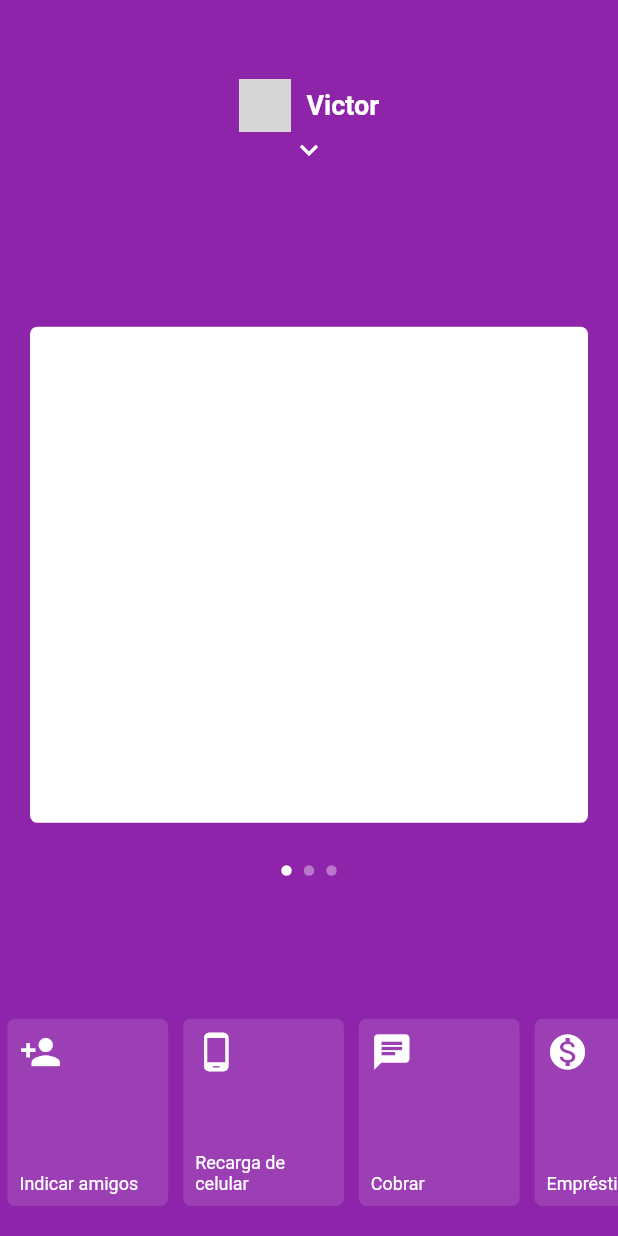
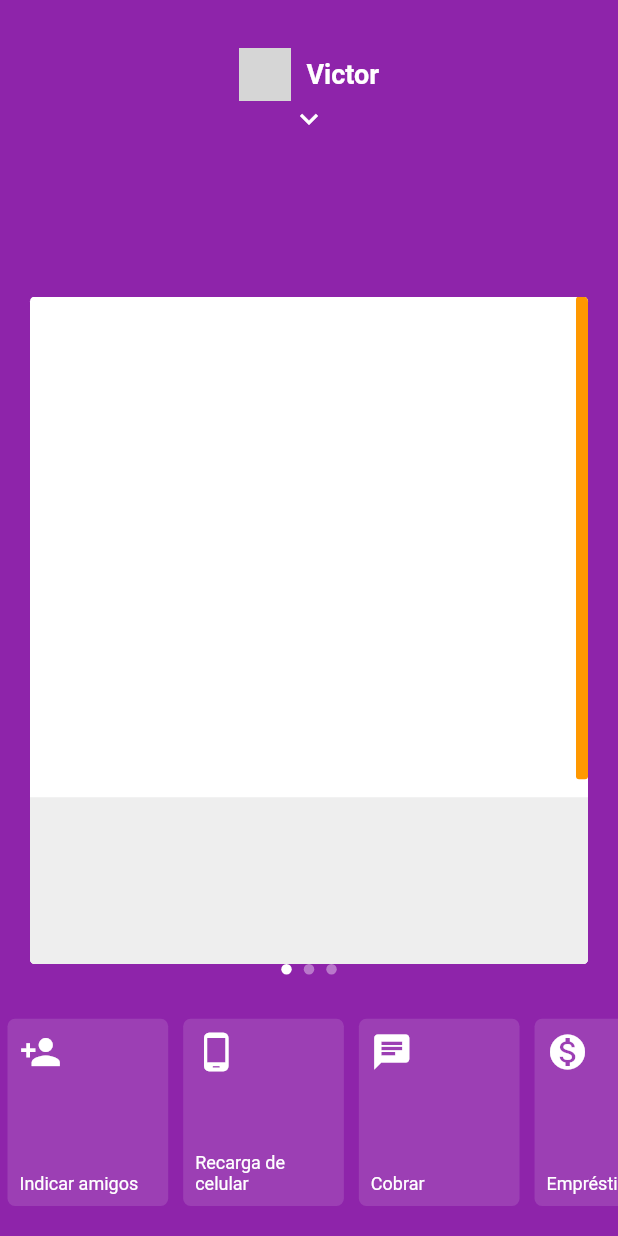
Before and after one commit to victoroliveira1605/NuBankUI, a Flutter app: the screen it shows after launch, on a phone screen of 412 x 824 dp. Run offline on Flutter 3.47's test engine with Material 2 defaults, Android fonts, the phone set to English and light mode, and no system bars; network calls fail; grey boxes are pictures that could not be loaded.

Commit message:
review ux

```diff
--- a/lib/pages/home/home_page.dart
+++ b/lib/pages/home/home_page.dart
@@ -1,6 +1,5 @@
 import 'package:flutter/material.dart';
-import 'package:nubank/pages/home/widgets/item_menu.dart';
-import 'package:nubank/pages/home/widgets/item_menu_bottom.dart';
+import 'package:nubank/pages/home/widgets/bottom_menu.dart';
 import 'package:nubank/pages/home/widgets/menu_app.dart';
 import 'package:nubank/pages/home/widgets/my_app_bar.dart';
 import 'package:nubank/pages/home/widgets/my_dots_app.dart';
@@ -40,12 +39,15 @@ class _HomePageState extends State<HomePage> {
               setState(() {
                 _showMenu = !_showMenu;
                 _yPosition =
-                    _showMenu ? _screenHeight * .85 : _screenHeight * .24;
+                    _showMenu ? _screenHeight * .85 : _screenHeight * .20;
               });
             },
           ),
           MenuApp(
             top: _screenHeight * .20,
+            showMenu: _showMenu,
+          ),
+          BottomMenu(
             showMenu: _showMenu,
           ),
           PageViewApp(
@@ -58,7 +60,7 @@ class _HomePageState extends State<HomePage> {
             },
             onPanUpdate: (details) {
               double positionBottomLimit = _screenHeight * .85;
-              double positionTopLimit = _screenHeight * .24;
+              double positionTopLimit = _screenHeight * .20;
               double midlePosition = positionBottomLimit - positionTopLimit;
               midlePosition = midlePosition / 2;
               setState(() {
@@ -95,68 +97,9 @@ class _HomePageState extends State<HomePage> {
           ),
           MyDotsApp(
             showMenu: _showMenu,
-            top: _screenHeight * .70,
+            top: _screenHeight * .78,
             currentIndex: _currentIndex,
           ),
-          AnimatedPositioned(
-            duration: Duration(milliseconds: 200),
-            bottom: !_showMenu ? 0 + MediaQuery.of(context).padding.bottom : 0,
-            left: 0,
-            height: _screenHeight * 0.20,
-            right: 0,
-            child: IgnorePointer(
-              ignoring: _showMenu,
-              child: AnimatedOpacity(
-                duration: Duration(milliseconds: 200),
-                opacity: !_showMenu ? 1 : 0,
-                child: Container(
-                  height: 150,
-                  child: ListView(
-                    physics: BouncingScrollPhysics(),
-                    scrollDirection: Axis.horizontal,
-                    children: <Widget>[
-                      ItemMenuBottom(
-                        icon: Icons.person_add,
-                        text: 'Indicar amigos',
-                      ),
-                      ItemMenuBottom(
-                        icon: Icons.phone_android,
-                        text: 'Recarga de celular',
-                      ),
-                      ItemMenuBottom(
-                        icon: Icons.chat,
-                        text: 'Cobrar',
-                      ),
-                      ItemMenuBottom(
-                        icon: Icons.monetization_on,
-                        text: 'Empréstimos',
-                      ),
-                      ItemMenuBottom(
-                        icon: Icons.move_to_inbox,
-                        text: 'Depositar',
-                      ),
-                      ItemMenuBottom(
-                        icon: Icons.mobile_screen_share,
-                        text: 'Transferir',
-                      ),
-                      ItemMenuBottom(
-                        icon: Icons.format_align_center,
-                        text: 'Ajustar limite',
-                      ),
-                      ItemMenuBottom(
-                        icon: Icons.chrome_reader_mode,
-                        text: 'Pagar',
-                      ),
-                      ItemMenuBottom(
-                        icon: Icons.lock_open,
-                        text: 'Bloquear cartão',
-                      ),
-                    ],
-                  ),
-                ),
-              ),
-            ),
-          )
         ],
       ),
     );
--- /dev/null
+++ b/lib/pages/home/widgets/bottom_menu.dart
@@ -0,0 +1,71 @@
+import 'package:flutter/material.dart';
+import 'item_menu_bottom.dart';
+
+class BottomMenu extends StatelessWidget {
+  final bool showMenu;
+
+  const BottomMenu({Key key, this.showMenu}) : super(key: key);
+
+  @override
+  Widget build(BuildContext context) {
+    return AnimatedPositioned(
+      duration: Duration(milliseconds: 200),
+      bottom: !showMenu ? 0 + MediaQuery.of(context).padding.bottom : 0,
+      left: 0,
+      height: MediaQuery.of(context).size.height * 0.20,
+      right: 0,
+      child: IgnorePointer(
+        ignoring: showMenu,
+        child: AnimatedOpacity(
+          duration: Duration(milliseconds: 200),
+          opacity: !showMenu ? 1 : 0,
+          child: Container(
+            height: 150,
+            child: ListView(
+              physics: BouncingScrollPhysics(),
+              scrollDirection: Axis.horizontal,
+              children: <Widget>[
+                ItemMenuBottom(
+                  icon: Icons.person_add,
+                  text: 'Indicar amigos',
+                ),
+                ItemMenuBottom(
+                  icon: Icons.phone_android,
+                  text: 'Recarga de celular',
+                ),
+                ItemMenuBottom(
+                  icon: Icons.chat,
+                  text: 'Cobrar',
+                ),
+                ItemMenuBottom(
+                  icon: Icons.monetization_on,
+                  text: 'Empréstimos',
+                ),
+                ItemMenuBottom(
+                  icon: Icons.move_to_inbox,
+                  text: 'Depositar',
+                ),
+                ItemMenuBottom(
+                  icon: Icons.mobile_screen_share,
+                  text: 'Transferir',
+                ),
+                ItemMenuBottom(
+                  icon: Icons.format_align_center,
+                  text: 'Ajustar limite',
+                ),
+                ItemMenuBottom(
+                  icon: Icons.chrome_reader_mode,
+                  text: 'Pagar',
+                ),
+                ItemMenuBottom(
+                  icon: Icons.lock_open,
+                  text: 'Bloquear cartão',
+                ),
+              ],
+            ),
+          ),
+        ),
+      ),
+    );
+  }
+}
--- a/lib/pages/home/widgets/card_app.dart
+++ b/lib/pages/home/widgets/card_app.dart
@@ -1,13 +1,20 @@
 import 'package:flutter/material.dart';
 
 class CardApp extends StatelessWidget {
+  final Widget child;
+
+  const CardApp({Key key, this.child}) : super(key: key);
   @override
   Widget build(BuildContext context) {
     return Padding(
-      padding: const EdgeInsets.all(20),
+      padding: const EdgeInsets.only(
+        left: 20,
+        right: 20,
+      ),
       child: Container(
+        child: child,
         decoration: BoxDecoration(
-            color: Colors.white, borderRadius: BorderRadius.circular(5)),
+            color: Colors.white, borderRadius: BorderRadius.circular(3)),
       ),
     );
   }
--- /dev/null
+++ b/lib/pages/home/widgets/first_card.dart
@@ -0,0 +1,42 @@
+import 'package:flutter/material.dart';
+
+class FirstCard extends StatelessWidget {
+  @override
+  Widget build(BuildContext context) {
+    return ClipRRect(
+      borderRadius: BorderRadius.circular(3),
+      child: Column(
+        children: <Widget>[
+          Expanded(
+              flex: 3,
+              child: Container(
+                child: Row(
+                  children: <Widget>[
+                    Expanded(
+                      child: Column(
+                        children: <Widget>[],
+                      ),
+                    ),
+                    Padding(
+                      padding: const EdgeInsets.only(bottom: 12, left: 10),
+                      child: Container(
+                        width: 8,
+                        decoration: BoxDecoration(
+                            color: Colors.orange,
+                            borderRadius: BorderRadius.circular(2)),
+                      ),
+                    ),
+                  ],
+                ),
+              )),
+          Expanded(
+            flex: 1,
+            child: Container(
+              color: Colors.grey[200],
+            ),
+          )
+        ],
+      ),
+    );
+  }
+}
--- a/lib/pages/home/widgets/menu_app.dart
+++ b/lib/pages/home/widgets/menu_app.dart
@@ -16,7 +16,7 @@ class MenuApp extends StatelessWidget {
         duration: Duration(milliseconds: 100),
         opacity: showMenu ? 1 : 0,
         child: Container(
-          height: MediaQuery.of(context).size.height * 0.66,
+          height: MediaQuery.of(context).size.height * 0.62,
           child: SingleChildScrollView(
             physics: BouncingScrollPhysics(),
             child: Column(
--- a/lib/pages/home/widgets/my_app_bar.dart
+++ b/lib/pages/home/widgets/my_app_bar.dart
@@ -17,7 +17,7 @@ class MyAppBar extends StatelessWidget {
           onTap: onTap,
           child: Container(
             color: Colors.purple[600],
-            height: MediaQuery.of(context).size.height * .20,
+            height: MediaQuery.of(context).size.height * .15,
             child: Column(
               mainAxisAlignment: MainAxisAlignment.center,
               children: <Widget>[
--- a/lib/pages/home/widgets/page_view_app.dart
+++ b/lib/pages/home/widgets/page_view_app.dart
@@ -1,5 +1,6 @@
 import 'package:flutter/material.dart';
 import 'package:nubank/pages/home/widgets/card_app.dart';
+import 'package:nubank/pages/home/widgets/first_card.dart';
 
 class PageViewApp extends StatelessWidget {
   final double top;
@@ -7,7 +8,8 @@ class PageViewApp extends StatelessWidget {
   final GestureDragUpdateCallback onPanUpdate;
   final bool showMenu;
 
-  const PageViewApp({Key key, this.top, this.onChanged, this.onPanUpdate, this.showMenu})
+  const PageViewApp(
+      {Key key, this.top, this.onChanged, this.onPanUpdate, this.showMenu})
       : super(key: key);
   @override
   Widget build(BuildContext context) {
@@ -15,7 +17,7 @@ class PageViewApp extends StatelessWidget {
       duration: Duration(milliseconds: 150),
       curve: Curves.easeOut,
       top: top,
-      height: MediaQuery.of(context).size.height * .45,
+      height: MediaQuery.of(context).size.height * .54,
       left: 0,
       right: 0,
       // width: MediaQuery.of(context).size.width,
@@ -23,9 +25,13 @@ class PageViewApp extends StatelessWidget {
         onPanUpdate: onPanUpdate,
         child: PageView(
           onPageChanged: onChanged,
-          physics: showMenu ? NeverScrollableScrollPhysics() : BouncingScrollPhysics(),
+          physics: showMenu
+              ? NeverScrollableScrollPhysics()
+              : BouncingScrollPhysics(),
           children: <Widget>[
-            CardApp(),
+            CardApp(
+              child: FirstCard(),
+            ),
             CardApp(),
             CardApp(),
           ],
```
